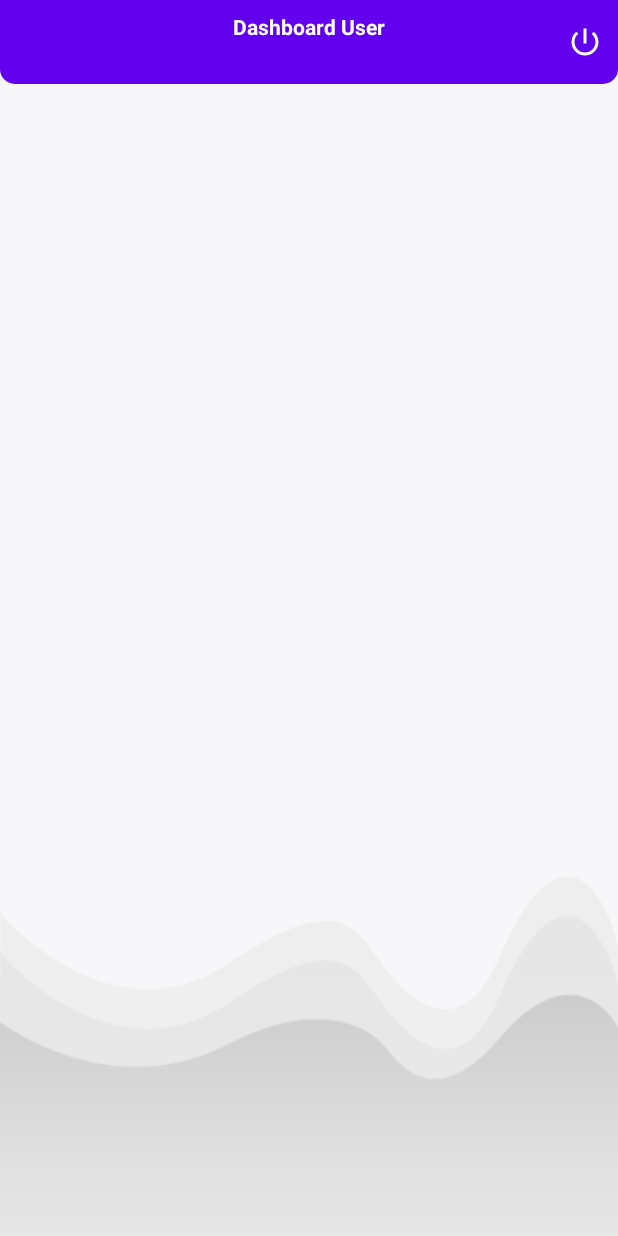
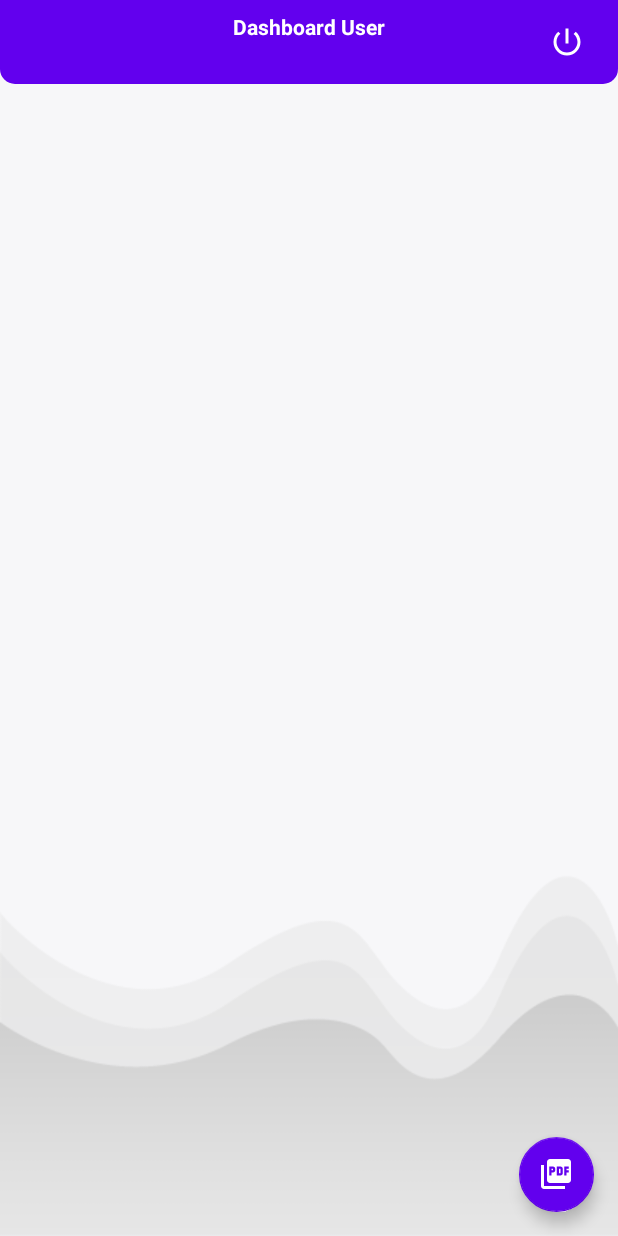
Before and after one commit to Lilromus/BookTop_Android, an Android app: the DashboardUserActivity screen opened directly, with no data from a screen before it, on a phone screen of 412 x 824 dp. Run offline under Robolectric (Android 15) with nearby library versions, the phone set to English and light mode, and no system bars; our stand-ins replace Firebase (no records; nobody signed in at launch, a user with empty details on screens opened directly).

Commit message:
Added possibility to add pdf into app

```diff
--- a/app/src/main/java/com/example/booktopprojekt/DashboardUserActivity.kt
+++ b/app/src/main/java/com/example/booktopprojekt/DashboardUserActivity.kt
@@ -3,18 +3,26 @@ package com.example.booktopprojekt
 import android.content.Intent
 import android.os.Bundle
 import androidx.activity.enableEdgeToEdge
+import androidx.activity.result.contract.ActivityResultContracts
 import androidx.appcompat.app.AppCompatActivity
 import androidx.core.view.ViewCompat
 import androidx.core.view.WindowInsetsCompat
 import com.example.booktopprojekt.databinding.ActivityDashboardAdminBinding
 import com.example.booktopprojekt.databinding.ActivityDashboardUserBinding
 import com.google.firebase.auth.FirebaseAuth
+import androidx.recyclerview.widget.RecyclerView
+import androidx.recyclerview.widget.LinearLayoutManager
+
 
 class DashboardUserActivity : AppCompatActivity() {
 
     private lateinit var binding: ActivityDashboardUserBinding
 
     private lateinit var firebaseAuth: FirebaseAuth
+
+    private val pdfList = mutableListOf<PDFModel>()
+
+    private lateinit var adapter: PDFAdapter
 
     override fun onCreate(savedInstanceState: Bundle?) {
         super.onCreate(savedInstanceState)
@@ -25,12 +33,32 @@ class DashboardUserActivity : AppCompatActivity() {
         firebaseAuth = FirebaseAuth.getInstance()
         checkUser()
 
+        adapter = PDFAdapter(pdfList)
+        binding.recyclerView.adapter = adapter
+        binding.recyclerView.layoutManager = LinearLayoutManager(this)
+
+        binding.addPdfFab.setOnClickListener {
+            pdfPickerLauncher.launch("application/pdf")
+        }
+
+
         binding.logoutBtn.setOnClickListener {
             firebaseAuth.signOut()
             startActivity(Intent(this, MainActivity::class.java))
             finish()
         }
     }
+
+    private val pdfPickerLauncher = registerForActivityResult(ActivityResultContracts.GetContent()) { uri ->
+        uri?.let {
+            val title = "Nowy PDF"
+            val description = "Plik został dodany"
+            val thumbnail = R.drawable.ic_pdf
+            pdfList.add(PDFModel(title, description, thumbnail, uri))
+            adapter.notifyItemInserted(pdfList.size - 1)
+        }
+    }
+
 
     private fun checkUser()
     {
--- /dev/null
+++ b/app/src/main/res/drawable/ic_pdf.xml
@@ -0,0 +1,5 @@
+<vector xmlns:android="http://schemas.android.com/apk/res/android" android:height="24dp" android:tint="#C5C5C5" android:viewportHeight="960" android:viewportWidth="960" android:width="24dp">
+
+    <path android:fillColor="@android:color/white" android:pathData="M240,880Q207,880 183.5,856.5Q160,833 160,800L160,160Q160,127 183.5,103.5Q207,80 240,80L720,80Q753,80 776.5,103.5Q800,127 800,160L800,800Q800,833 776.5,856.5Q753,880 720,880L240,880ZM240,800L720,800Q720,800 720,800Q720,800 720,800L720,160Q720,160 720,160Q720,160 720,160L640,160L640,440L540,380L440,440L440,160L240,160Q240,160 240,160Q240,160 240,160L240,800Q240,800 240,800Q240,800 240,800ZM240,800Q240,800 240,800Q240,800 240,800L240,160Q240,160 240,160Q240,160 240,160L240,160Q240,160 240,160Q240,160 240,160L240,800Q240,800 240,800Q240,800 240,800ZM440,440L540,380L640,440L640,440L540,380L440,440Z"/>
+
+</vector>
--- a/app/src/main/res/layout/activity_dashboard_user.xml
+++ b/app/src/main/res/layout/activity_dashboard_user.xml
@@ -1,5 +1,6 @@
 <?xml version="1.0" encoding="utf-8"?>
-<androidx.constraintlayout.widget.ConstraintLayout xmlns:android="http://schemas.android.com/apk/res/android"
+<androidx.constraintlayout.widget.ConstraintLayout
+    xmlns:android="http://schemas.android.com/apk/res/android"
     xmlns:app="http://schemas.android.com/apk/res-auto"
     xmlns:tools="http://schemas.android.com/tools"
     android:id="@+id/main"
@@ -8,43 +9,71 @@
     android:background="@drawable/back01"
     tools:context=".DashboardUserActivity">
 
-
-    <!--Toolbar-->
+    <!-- Toolbar -->
     <RelativeLayout
         android:id="@+id/toolbarRl"
-        android:layout_width="match_parent"
+        android:layout_width="0dp"
         android:layout_height="?actionBarSize"
-        android:background="@drawable/shape_toolbar_02">
+        android:background="@drawable/shape_toolbar_02"
+        app:layout_constraintTop_toTopOf="parent"
+        app:layout_constraintStart_toStartOf="parent"
+        app:layout_constraintEnd_toEndOf="parent">
 
         <TextView
             android:id="@+id/titleTv"
             android:layout_width="wrap_content"
             android:layout_height="wrap_content"
+            android:layout_centerHorizontal="true"
             android:layout_marginTop="8dp"
-            android:layout_centerHorizontal="true"
             android:text="Dashboard User"
             android:textStyle="bold"
-            android:textColor="@color/white"/>
+            android:textColor="@color/white" />
 
         <TextView
             android:id="@+id/subTitleTv"
             android:layout_width="wrap_content"
             android:layout_height="wrap_content"
+            android:layout_below="@+id/titleTv"
             android:layout_centerHorizontal="true"
-            android:layout_below="@+id/titleTv"
             android:text="admin@example.com"
-            android:textColor="@color/white"/>
+            android:textColor="@color/white" />
 
         <ImageButton
             android:id="@+id/logoutBtn"
-            android:layout_width="wrap_content"
-            android:layout_height="wrap_content"
+            android:layout_width="48dp"
+            android:layout_height="48dp"
             android:layout_centerVertical="true"
+            android:layout_alignParentEnd="true"
             android:layout_marginEnd="10dp"
             android:src="@drawable/ic_logout_white"
-            android:layout_alignParentEnd="true"
-            android:background="@android:color/transparent"/>
+            android:background="@android:color/transparent"
+            android:contentDescription="Logout"
+            android:padding="12dp"/>
     </RelativeLayout>
 
+    <!-- RecyclerView -->
+    <androidx.recyclerview.widget.RecyclerView
+        android:id="@+id/recyclerView"
+        android:layout_width="0dp"
+        android:layout_height="0dp"
+        android:layout_margin="10dp"
+        app:layout_constraintTop_toBottomOf="@id/toolbarRl"
+        app:layout_constraintBottom_toTopOf="@id/addPdfFab"
+        app:layout_constraintStart_toStartOf="parent"
+        app:layout_constraintEnd_toEndOf="parent" />
 
+    <!-- Floating Action Button: Add PDF -->
+    <com.google.android.material.floatingactionbutton.FloatingActionButton
+        android:id="@+id/addPdfFab"
+        android:layout_width="wrap_content"
+        android:layout_height="wrap_content"
+        android:src="@drawable/ic_pdf_add_white"
+        app:tint="@color/white"
+        app:fabCustomSize="50dp"
+        app:backgroundTint="@color/purple_500"
+        app:layout_constraintBottom_toBottomOf="parent"
+        app:layout_constraintEnd_toEndOf="parent"
+        android:layout_marginEnd="16dp"
+        android:layout_marginBottom="16dp"
+        android:contentDescription="Dodaj PDF" />
 </androidx.constraintlayout.widget.ConstraintLayout>
```
Also changed, not shown: app/src/main/java/com/example/booktopprojekt/PDFAdapter.kt (added, +41 -0 lines), app/src/main/java/com/example/booktopprojekt/PDFModel.kt (added, +10 -0 lines), app/src/main/res/layout/item_pdf_card.xml (added, +42 -0 lines).
